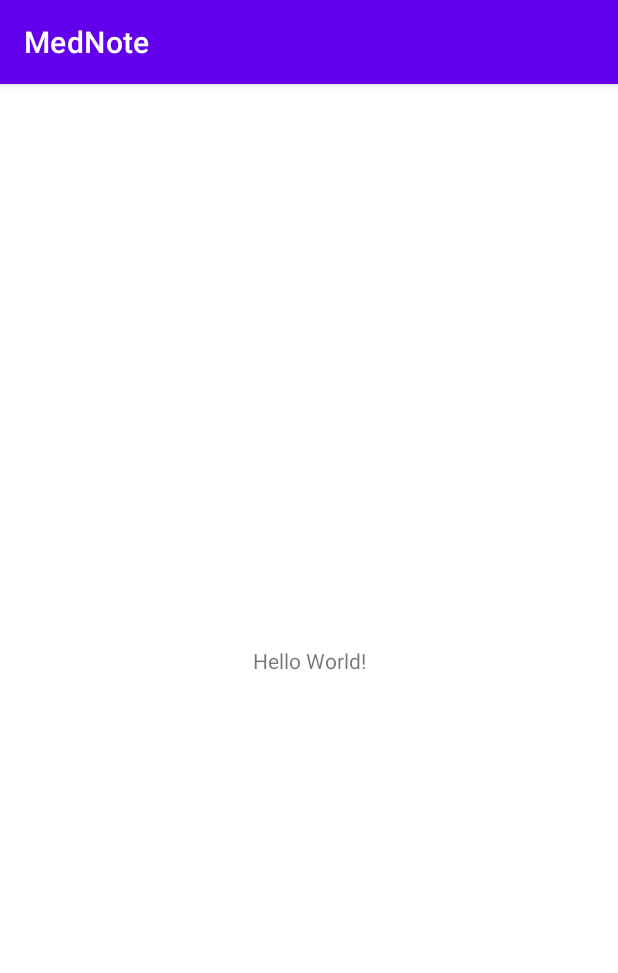
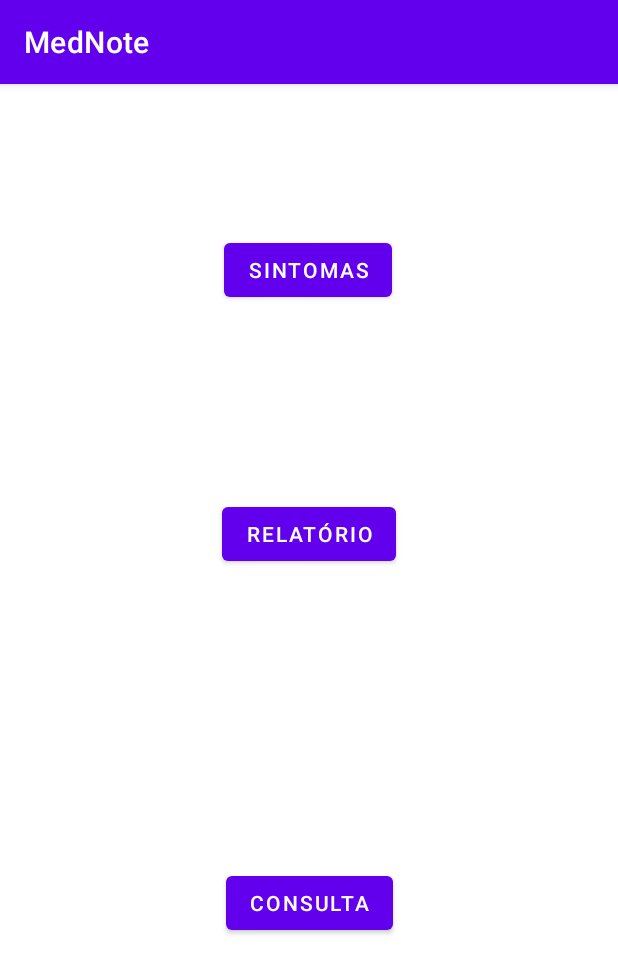
Before and after one commit to Estefanosb/MedNote-Mobile, an Android app: the screen it shows after launch (MainActivity), on a phone screen of 412 x 824 dp. Shown: the top 973 px of the screen. Run offline under Robolectric (Android 15) with nearby library versions, the phone set to English and light mode, and no system bars.

Commit message:
Butões linkados na home

```diff
--- a/app/build.gradle
+++ b/app/build.gradle
@@ -25,6 +25,9 @@ android {
         sourceCompatibility JavaVersion.VERSION_1_8
         targetCompatibility JavaVersion.VERSION_1_8
     }
+    buildFeatures {
+        viewBinding true
+    }
 }
 
 dependencies {
@@ -32,6 +35,8 @@ dependencies {
     implementation 'androidx.appcompat:appcompat:1.2.0'
     implementation 'com.google.android.material:material:1.3.0'
     implementation 'androidx.constraintlayout:constraintlayout:2.0.4'
+    implementation 'androidx.navigation:navigation-fragment:2.3.5'
+    implementation 'androidx.navigation:navigation-ui:2.3.5'
     testImplementation 'junit:junit:4.+'
     androidTestImplementation 'androidx.test.ext:junit:1.1.2'
     androidTestImplementation 'androidx.test.espresso:espresso-core:3.3.0'
--- a/app/src/main/java/com/example/mednote/MainActivity.java
+++ b/app/src/main/java/com/example/mednote/MainActivity.java
@@ -2,13 +2,54 @@ package com.example.mednote;
 
 import androidx.appcompat.app.AppCompatActivity;
 
+import android.content.Intent;
 import android.os.Bundle;
+import android.view.View;
+import android.widget.Button;
 
 public class MainActivity extends AppCompatActivity {
+    private Button SintomasBtn;
+    private Button RelatorioBtn;
+    private Button ConsultaBtn;
 
     @Override
+
     protected void onCreate(Bundle savedInstanceState) {
         super.onCreate(savedInstanceState);
         setContentView(R.layout.activity_main);
+        SintomasBtn = findViewById(R.id.SintomasBtn);
+        RelatorioBtn = findViewById(R.id.RelatorioBtn);
+        ConsultaBtn = findViewById(R.id.ConsultaBtn);
+
+        SintomasBtn.setOnClickListener(new View.OnClickListener() {
+            @Override
+            public void onClick(View v) {
+                openSintomasActivity();
+            }
+        });
+        RelatorioBtn.setOnClickListener(new View.OnClickListener() {
+            @Override
+            public void onClick(View v) {
+                openRelatorioBtn();
+            }
+        });
+        ConsultaBtn.setOnClickListener(new View.OnClickListener() {
+            @Override
+            public void onClick(View v) {
+                openConsultaBtn();
+            }
+        });
+    }
+    public void openSintomasActivity(){
+        Intent intent = new Intent(this, SintomasActivity.class);
+        startActivity(intent);
+    }
+    public void openRelatorioBtn(){
+        Intent intent = new Intent(this, RelatorioActivity.class);
+        startActivity(intent);
+    }
+    public void openConsultaBtn(){
+        Intent intent = new Intent(this, ConsultaActivity.class);
+        startActivity(intent);
     }
 }
--- a/app/src/main/res/layout/activity_main.xml
+++ b/app/src/main/res/layout/activity_main.xml
@@ -6,13 +6,44 @@
     android:layout_height="match_parent"
     tools:context=".MainActivity">
 
-    <TextView
+    <ImageView
+        android:id="@+id/imageView"
         android:layout_width="wrap_content"
         android:layout_height="wrap_content"
-        android:text="Hello World!"
+        app:layout_constraintEnd_toEndOf="parent"
+        app:layout_constraintStart_toStartOf="parent"
+        app:layout_constraintTop_toTopOf="parent"
+        tools:srcCompat="@tools:sample/avatars" />
+
+    <Button
+        android:id="@+id/SintomasBtn"
+        android:layout_width="wrap_content"
+        android:layout_height="wrap_content"
+        android:layout_marginTop="100dp"
+        android:text="SINTOMAS"
+        app:layout_constraintEnd_toEndOf="parent"
+        app:layout_constraintHorizontal_bias="0.498"
+        app:layout_constraintStart_toStartOf="parent"
+        app:layout_constraintTop_toBottomOf="@+id/imageView" />
+
+    <Button
+        android:id="@+id/RelatorioBtn"
+        android:layout_width="wrap_content"
+        android:layout_height="wrap_content"
+        android:layout_marginTop="128dp"
+        android:text="RELATÓRIO"
+        app:layout_constraintEnd_toEndOf="parent"
+        app:layout_constraintStart_toStartOf="parent"
+        app:layout_constraintTop_toBottomOf="@+id/SintomasBtn" />
+
+    <Button
+        android:id="@+id/ConsultaBtn"
+        android:layout_width="wrap_content"
+        android:layout_height="wrap_content"
+        android:text="CONSULTA"
         app:layout_constraintBottom_toBottomOf="parent"
-        app:layout_constraintLeft_toLeftOf="parent"
-        app:layout_constraintRight_toRightOf="parent"
-        app:layout_constraintTop_toTopOf="parent" />
+        app:layout_constraintEnd_toEndOf="parent"
+        app:layout_constraintStart_toStartOf="parent"
+        app:layout_constraintTop_toBottomOf="@+id/RelatorioBtn" />;
 
 </androidx.constraintlayout.widget.ConstraintLayout>
--- a/app/src/main/res/values/themes.xml
+++ b/app/src/main/res/values/themes.xml
@@ -13,4 +13,10 @@
         <item name="android:statusBarColor" tools:targetApi="l">?attr/colorPrimaryVariant</item>
         <!-- Customize your theme here. -->
     </style>
+    <style name="Theme.MedNote.NoActionBar">
+        <item name="windowActionBar">false</item>
+        <item name="windowNoTitle">true</item>
+    </style>
+    <style name="Theme.MedNote.AppBarOverlay" parent="ThemeOverlay.AppCompat.Dark.ActionBar" />
+    <style name="Theme.MedNote.PopupOverlay" parent="ThemeOverlay.AppCompat.Light" />
 </resources>
```
Also changed, not shown: app/src/main/AndroidManifest.xml (+12 -3 lines), app/src/main/java/com/example/mednote/ConsultaActivity.java (added, +14 -0 lines), app/src/main/java/com/example/mednote/RelatorioActivity.java (added, +14 -0 lines), app/src/main/java/com/example/mednote/SintomasActivity.java (added, +14 -0 lines), app/src/main/res/layout/activity_consultas.xml (added, +7 -0 lines), app/src/main/res/layout/activity_relatorio.xml (added, +9 -0 lines), app/src/main/res/layout/activity_sintomas.xml (added, +7 -0 lines), app/src/main/res/values/strings.xml (+9 -0 lines).
